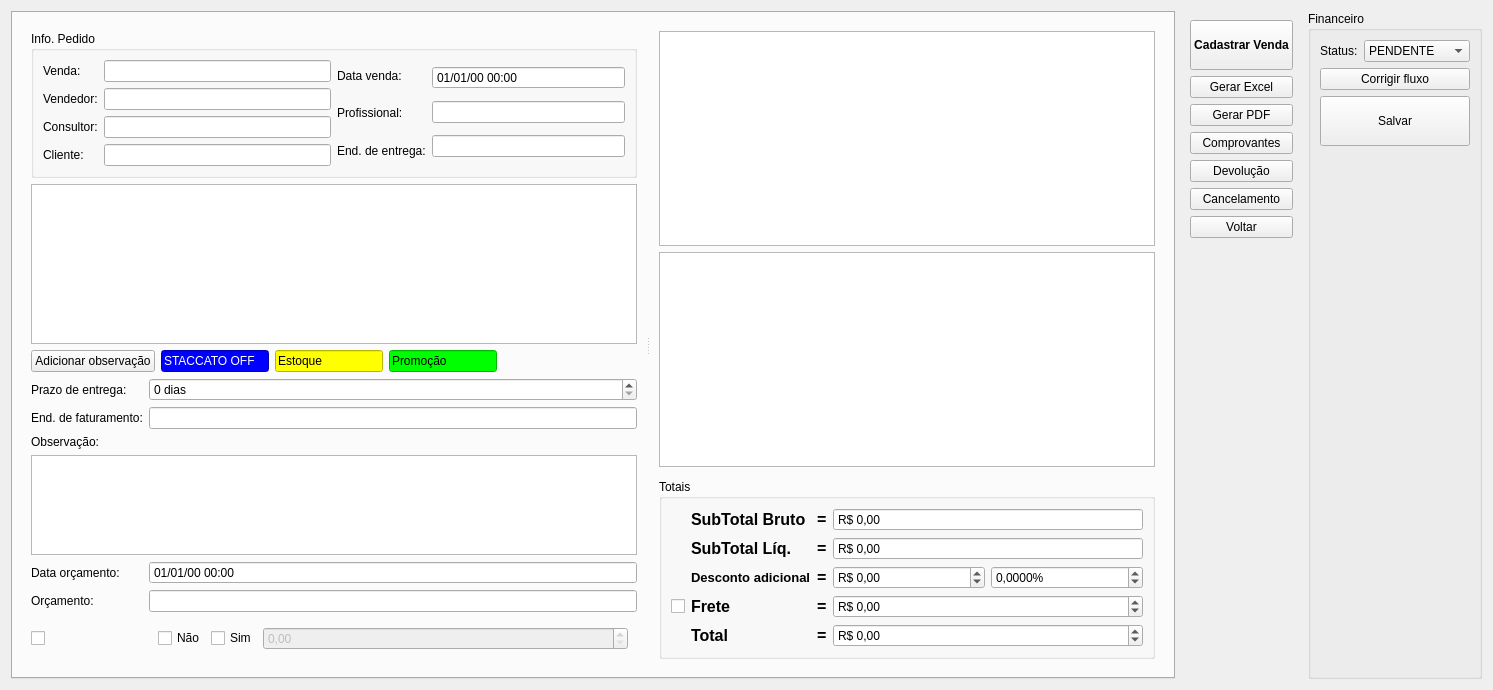
Qt form ui/venda.ui (darktorres/ERP-STACCATO) before a commit.
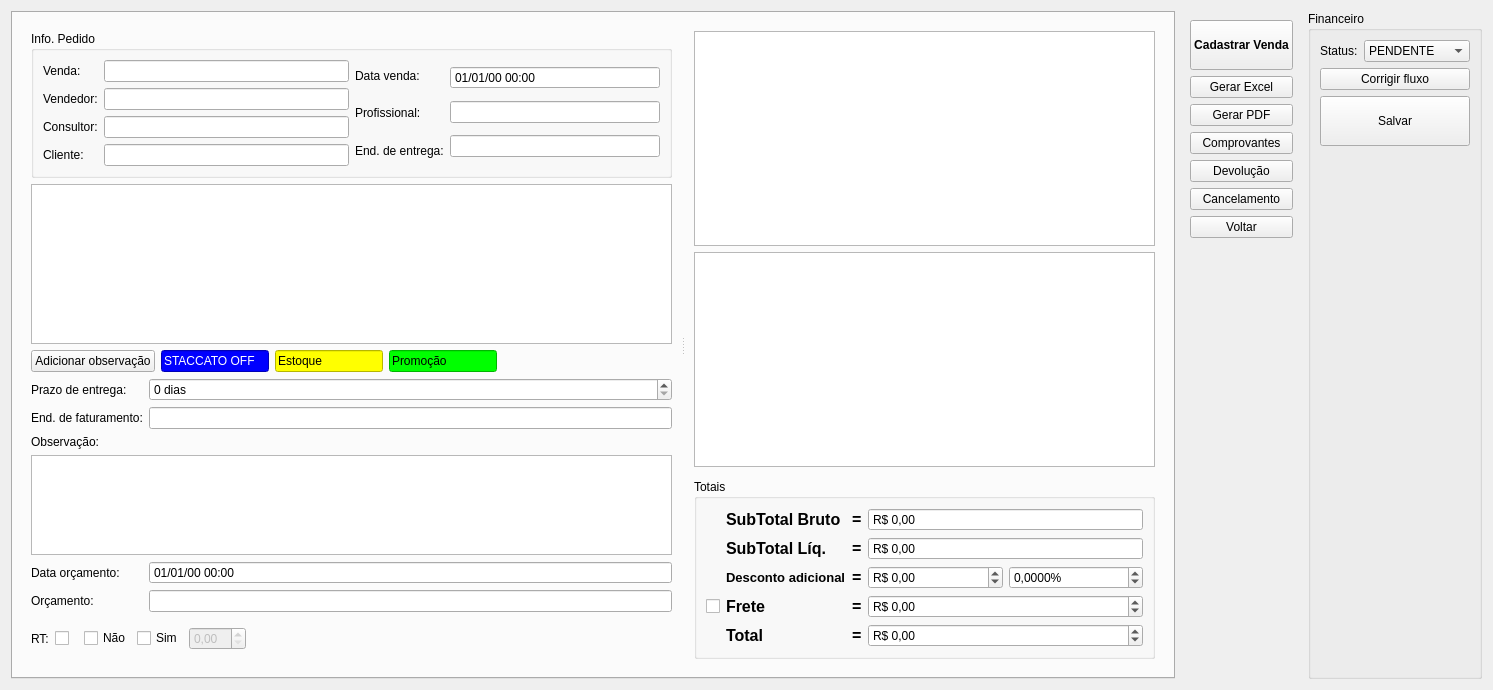
The same form after that commit. Custom widgets are drawn as their Qt base class.

Commit message: Mostrar a RT da venda na tela do financeiro

The edit to the form file:
```diff
--- a/ui/venda.ui
+++ b/ui/venda.ui
@@ -45,8 +45,83 @@
           <property name="lineWidth">
            <number>0</number>
           </property>
-          <layout class="QGridLayout" name="gridLayout_10">
-           <item row="5" column="1">
+          <layout class="QGridLayout" name="gridLayout_5">
+           <item row="5" column="0">
+            <widget class="QLabel" name="labelEndereco_9">
+             <property name="sizePolicy">
+              <sizepolicy hsizetype="Fixed" vsizetype="Minimum">
+               <horstretch>0</horstretch>
+               <verstretch>0</verstretch>
+              </sizepolicy>
+             </property>
+             <property name="text">
+              <string>Observação:</string>
+             </property>
+            </widget>
+           </item>
+           <item row="7" column="0">
+            <widget class="QLabel" name="labelDateTimeOrc">
+             <property name="text">
+              <string>Data orçamento:</string>
+             </property>
+            </widget>
+           </item>
+           <item row="4" column="1">
+            <widget class="ItemBox" name="itemBoxEnderecoFat"/>
+           </item>
+           <item row="3" column="0">
+            <widget class="QLabel" name="labelPrazoEntrega">
+             <property name="sizePolicy">
+              <sizepolicy hsizetype="Fixed" vsizetype="Minimum">
+               <horstretch>0</horstretch>
+               <verstretch>0</verstretch>
+              </sizepolicy>
+             </property>
+             <property name="text">
+              <string>Prazo de entrega:</string>
+             </property>
+            </widget>
+           </item>
+           <item row="4" column="0">
+            <widget class="QLabel" name="labelPrazoEntrega_2">
+             <property name="sizePolicy">
+              <sizepolicy hsizetype="Fixed" vsizetype="Minimum">
+               <horstretch>0</horstretch>
+               <verstretch>0</verstretch>
+              </sizepolicy>
+             </property>
+             <property name="text">
+              <string>End. de faturamento:</string>
+             </property>
+            </widget>
+           </item>
+           <item row="6" column="0" colspan="2">
+            <widget class="QPlainTextEdit" name="plainTextEdit">
+             <property name="sizePolicy">
+              <sizepolicy hsizetype="Expanding" vsizetype="Fixed">
+               <horstretch>0</horstretch>
+               <verstretch>0</verstretch>
+              </sizepolicy>
+             </property>
+             <property name="maximumSize">
+              <size>
+               <width>16777215</width>
+               <height>100</height>
+              </size>
+             </property>
+            </widget>
+           </item>
+           <item row="1" column="0" colspan="2">
+            <widget class="TreeView" name="treeView">
+             <property name="editTriggers">
+              <set>QAbstractItemView::NoEditTriggers</set>
+             </property>
+             <property name="selectionMode">
+              <enum>QAbstractItemView::MultiSelection</enum>
+             </property>
+            </widget>
+           </item>
+           <item row="3" column="1">
             <widget class="QSpinBox" name="spinBoxPrazoEntrega">
              <property name="suffix">
               <string> dias</string>
@@ -59,20 +134,86 @@
              </property>
             </widget>
            </item>
-           <item row="6" column="0">
-            <widget class="QLabel" name="labelPrazoEntrega_2">
-             <property name="sizePolicy">
-              <sizepolicy hsizetype="Fixed" vsizetype="Minimum">
-               <horstretch>0</horstretch>
-               <verstretch>0</verstretch>
-              </sizepolicy>
-             </property>
-             <property name="text">
-              <string>End. de faturamento:</string>
-             </property>
-            </widget>
+           <item row="9" column="0" colspan="2">
+            <layout class="QGridLayout" name="gridLayout_4">
+             <item row="0" column="3">
+              <widget class="QFrame" name="frameRT">
+               <property name="frameShape">
+                <enum>QFrame::NoFrame</enum>
+               </property>
+               <property name="frameShadow">
+                <enum>QFrame::Raised</enum>
+               </property>
+               <layout class="QGridLayout" name="gridLayout_9">
+                <item row="0" column="1">
+                 <widget class="QCheckBox" name="checkBoxPontuacaoPadrao">
+                  <property name="sizePolicy">
+                   <sizepolicy hsizetype="Fixed" vsizetype="Fixed">
+                    <horstretch>0</horstretch>
+                    <verstretch>0</verstretch>
+                   </sizepolicy>
+                  </property>
+                  <property name="text">
+                   <string>Sim</string>
+                  </property>
+                 </widget>
+                </item>
+                <item row="0" column="2">
+                 <widget class="QDoubleSpinBox" name="doubleSpinBoxPontuacao">
+                  <property name="enabled">
+                   <bool>false</bool>
+                  </property>
+                  <property name="maximum">
+                   <double>15.000000000000000</double>
+                  </property>
+                 </widget>
+                </item>
+                <item row="0" column="3">
+                 <spacer name="horizontalSpacer">
+                  <property name="orientation">
+                   <enum>Qt::Horizontal</enum>
+                  </property>
+                  <property name="sizeHint" stdset="0">
+                   <size>
+                    <width>352</width>
+                    <height>23</height>
+                   </size>
+                  </property>
+                 </spacer>
+                </item>
+                <item row="0" column="0">
+                 <widget class="QCheckBox" name="checkBoxPontuacaoIsento">
+                  <property name="sizePolicy">
+                   <sizepolicy hsizetype="Fixed" vsizetype="Fixed">
+                    <horstretch>0</horstretch>
+                    <verstretch>0</verstretch>
+                   </sizepolicy>
+                  </property>
+                  <property name="text">
+                   <string>Não</string>
+                  </property>
+                 </widget>
+                </item>
+               </layout>
+              </widget>
+             </item>
+             <item row="0" column="1">
+              <widget class="QCheckBox" name="checkBoxRT">
+               <property name="text">
+                <string/>
+               </property>
+              </widget>
+             </item>
+             <item row="0" column="0">
+              <widget class="QLabel" name="labelRT">
+               <property name="text">
+                <string>RT:</string>
+               </property>
+              </widget>
+             </item>
+            </layout>
            </item>
-           <item row="3" column="0" colspan="2">
+           <item row="2" column="0" colspan="2">
             <layout class="QHBoxLayout" name="horizontalLayout_5">
              <item>
               <widget class="QPushButton" name="pushButtonAdicionarObservacao">
@@ -159,62 +300,15 @@
              </item>
             </layout>
            </item>
-           <item row="6" column="1">
-            <widget class="ItemBox" name="itemBoxEnderecoFat"/>
-           </item>
-           <item row="17" column="1">
-            <widget class="QFrame" name="frameRT">
-             <property name="frameShape">
-              <enum>QFrame::NoFrame</enum>
+           <item row="8" column="1">
+            <widget class="QLineEdit" name="lineEditIdOrcamento">
+             <property name="readOnly">
+              <bool>true</bool>
              </property>
-             <property name="frameShadow">
-              <enum>QFrame::Raised</enum>
-             </property>
-             <layout class="QGridLayout" name="gridLayout_16">
-              <item row="0" column="0">
-               <widget class="QCheckBox" name="checkBoxPontuacaoIsento">
-                <property name="sizePolicy">
-                 <sizepolicy hsizetype="Fixed" vsizetype="Fixed">
-                  <horstretch>0</horstretch>
-                  <verstretch>0</verstretch>
-                 </sizepolicy>
-                </property>
-                <property name="text">
-                 <string>Não</string>
-                </property>
-               </widget>
-              </item>
-              <item row="0" column="1">
-               <widget class="QCheckBox" name="checkBoxPontuacaoPadrao">
-                <property name="sizePolicy">
-                 <sizepolicy hsizetype="Fixed" vsizetype="Fixed">
-                  <horstretch>0</horstretch>
-                  <verstretch>0</verstretch>
-                 </sizepolicy>
-                </property>
-                <property name="text">
-                 <string>Sim</string>
-                </property>
-               </widget>
-              </item>
-              <item row="0" column="2">
-               <widget class="QDoubleSpinBox" name="doubleSpinBoxPontuacao">
-                <property name="enabled">
-                 <bool>false</bool>
-                </property>
-                <property name="suffix">
-                 <string/>
-                </property>
-                <property name="maximum">
-                 <double>15.000000000000000</double>
-                </property>
-               </widget>
-              </item>
-             </layout>
             </widget>
            </item>
-           <item row="9" column="0">
-            <widget class="QLabel" name="labelEndereco_9">
+           <item row="8" column="0">
+            <widget class="QLabel" name="labelIdOrcamento">
              <property name="sizePolicy">
               <sizepolicy hsizetype="Fixed" vsizetype="Minimum">
                <horstretch>0</horstretch>
@@ -222,7 +316,26 @@
               </sizepolicy>
              </property>
              <property name="text">
-              <string>Observação:</string>
+              <string>Orçamento:</string>
+             </property>
+            </widget>
+           </item>
+           <item row="7" column="1">
+            <widget class="QDateTimeEdit" name="dateTimeEditOrc">
+             <property name="toolTip">
+              <string>&lt;html&gt;&lt;head/&gt;&lt;body&gt;&lt;p&gt;Data/hora em que o orçamento foi criado pela primeira vez&lt;/p&gt;&lt;/body&gt;&lt;/html&gt;</string>
+             </property>
+             <property name="readOnly">
+              <bool>true</bool>
+             </property>
+             <property name="buttonSymbols">
+              <enum>QAbstractSpinBox::NoButtons</enum>
+             </property>
+             <property name="displayFormat">
+              <string>dd/MM/yy hh:mm</string>
+             </property>
+             <property name="calendarPopup">
+              <bool>false</bool>
              </property>
             </widget>
            </item>
@@ -381,98 +494,6 @@
              </layout>
             </widget>
            </item>
-           <item row="14" column="1">
-            <widget class="QLineEdit" name="lineEditIdOrcamento">
-             <property name="readOnly">
-              <bool>true</bool>
-             </property>
-            </widget>
-           </item>
-           <item row="17" column="0">
-            <widget class="QCheckBox" name="checkBoxRT">
-             <property name="text">
-              <string/>
-             </property>
-            </widget>
-           </item>
-           <item row="1" column="0" colspan="2">
-            <widget class="TreeView" name="treeView">
-             <property name="editTriggers">
-              <set>QAbstractItemView::NoEditTriggers</set>
-             </property>
-             <property name="selectionMode">
-              <enum>QAbstractItemView::MultiSelection</enum>
-             </property>
-            </widget>
-           </item>
-           <item row="14" column="0">
-            <widget class="QLabel" name="labelIdOrcamento">
-             <property name="sizePolicy">
-              <sizepolicy hsizetype="Fixed" vsizetype="Minimum">
-               <horstretch>0</horstretch>
-               <verstretch>0</verstretch>
-              </sizepolicy>
-             </property>
-             <property name="text">
-              <string>Orçamento:</string>
-             </property>
-            </widget>
-           </item>
-           <item row="11" column="0" colspan="2">
-            <widget class="QPlainTextEdit" name="plainTextEdit">
-             <property name="sizePolicy">
-              <sizepolicy hsizetype="Expanding" vsizetype="Fixed">
-               <horstretch>0</horstretch>
-               <verstretch>0</verstretch>
-              </sizepolicy>
-             </property>
-             <property name="maximumSize">
-              <size>
-               <width>16777215</width>
-               <height>100</height>
-              </size>
-             </property>
-            </widget>
-           </item>
-           <item row="12" column="0">
-            <widget class="QLabel" name="labelDateTimeOrc">
-             <property name="text">
-              <string>Data orçamento:</string>
-             </property>
-            </widget>
-           </item>
-           <item row="12" column="1">
-            <widget class="QDateTimeEdit" name="dateTimeEditOrc">
-             <property name="toolTip">
-              <string>&lt;html&gt;&lt;head/&gt;&lt;body&gt;&lt;p&gt;Data/hora em que o orçamento foi criado pela primeira vez&lt;/p&gt;&lt;/body&gt;&lt;/html&gt;</string>
-             </property>
-             <property name="readOnly">
-              <bool>true</bool>
-             </property>
-             <property name="buttonSymbols">
-              <enum>QAbstractSpinBox::NoButtons</enum>
-             </property>
-             <property name="displayFormat">
-              <string>dd/MM/yy hh:mm</string>
-             </property>
-             <property name="calendarPopup">
-              <bool>false</bool>
-             </property>
-            </widget>
-           </item>
-           <item row="5" column="0">
-            <widget class="QLabel" name="labelPrazoEntrega">
-             <property name="sizePolicy">
-              <sizepolicy hsizetype="Fixed" vsizetype="Minimum">
-               <horstretch>0</horstretch>
-               <verstretch>0</verstretch>
-              </sizepolicy>
-             </property>
-             <property name="text">
-              <string>Prazo de entrega:</string>
-             </property>
-            </widget>
-           </item>
           </layout>
          </widget>
          <widget class="QFrame" name="framePagamentos">
```
The commit also changes 1 other file.
